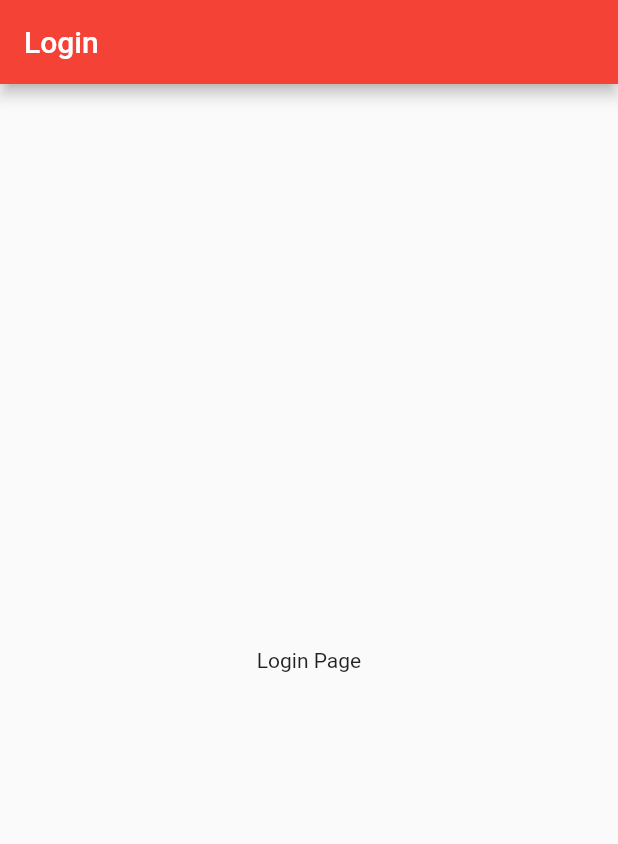
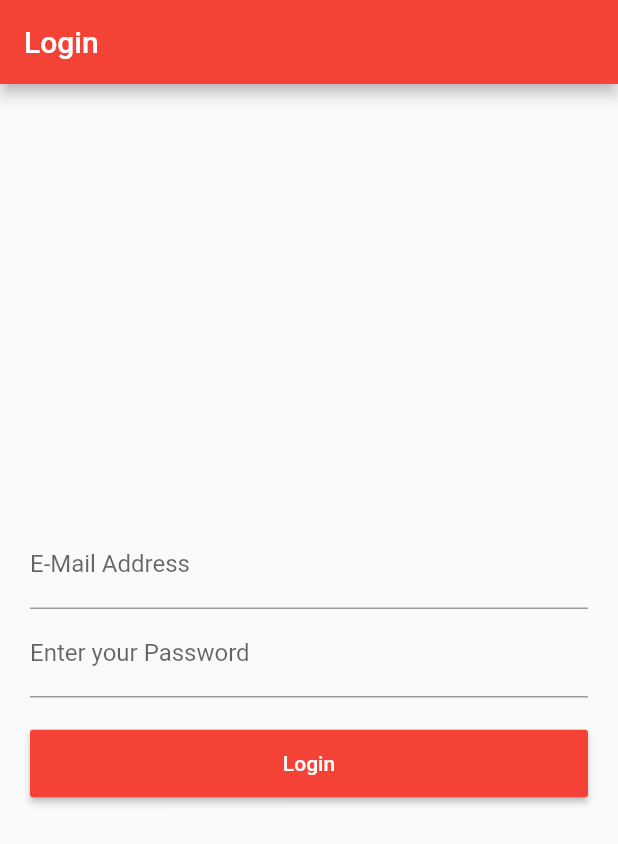
Before and after one commit to aditmodhvadia/simple_flutter_app, a Flutter app: the screen it shows after launch, after a tap on "Go", on a phone screen of 412 x 824 dp. Shown: the top 844 px of the screen. Run offline on Flutter 3.47's test engine with Material 2 defaults, Android fonts, the phone set to English and light mode, and no system bars; missing offline and left inert: validate.

Commit message:
- add design and validations for login page

```diff
--- a/lib/pages/login_page.dart
+++ b/lib/pages/login_page.dart
@@ -1,5 +1,6 @@
 import 'package:flutter/material.dart';
 import 'package:simple_flutter_app/custom_widgets/CustomAppBar.dart';
+import 'package:validate/validate.dart';
 
 class LoginPage extends StatelessWidget {
   @override
@@ -9,7 +10,97 @@ class LoginPage extends StatelessWidget {
         title: 'Login',
         backgroundColor: Colors.red,
       ),
-      body: Center(child: Text('Login Page')),
+      body: _LoginForm(),
     );
   }
 }
+
+class _LoginForm extends StatefulWidget {
+  @override
+  __LoginFormState createState() => __LoginFormState();
+}
+
+class _LoginData {
+  String email = '';
+  String password = '';
+}
+
+class __LoginFormState extends State<_LoginForm> {
+  final GlobalKey<FormState> _formKey = new GlobalKey<FormState>();
+  _LoginData _data = new _LoginData();
+
+  String _validateEmail(String value) {
+    try {
+      Validate.isEmail(value);
+    } catch (e) {
+      return 'The E-mail Address must be a valid email address.';
+    }
+    return null;
+  }
+
+  String _validatePassword(String value) {
+    if (value.length < 8) {
+      return 'The Password must be at least 8 characters.';
+    }
+    return null;
+  }
+
+  void submit() {
+    // First validate form.
+    if (this._formKey.currentState.validate()) {
+      _formKey.currentState.save(); // Save our form now.
+
+      print('Printing the login data.');
+      print('Email: ${_data.email}');
+      print('Password: ${_data.password}');
+    }
+  }
+
+  @override
+  Widget build(BuildContext context) {
+    return Container(
+      padding: EdgeInsets.all(20),
+      child: Form(
+        key: _formKey,
+        child: Center(
+          child: ListView(
+            shrinkWrap: true,
+            children: <Widget>[
+              TextFormField(
+                keyboardType: TextInputType.emailAddress,
+                decoration: InputDecoration(
+                    hintText: 'you@example.com', labelText: 'E-Mail Address'),
+                validator: this._validateEmail,
+                onSaved: (String value) {
+                  this._data.email = value;
+                },
+              ),
+              TextFormField(
+                obscureText: true,
+                decoration: InputDecoration(
+                    hintText: 'Password', labelText: 'Enter your Password'),
+                validator: this._validatePassword,
+                onSaved: (String value) {
+                  this._data.password = value;
+                },
+              ),
+              Container(
+                width: double.infinity,
+                child: MaterialButton(
+                  height: 45,
+                  onPressed: this.submit,
+                  child: Text(
+                    'Login',
+                    style: TextStyle(color: Colors.white),
+                  ),
+                  color: Colors.red,
+                ),
+                margin: EdgeInsets.only(top: 20),
+              )
+            ],
+          ),
+        ),
+      ),
+    );
+  }
+}
--- a/pubspec.yaml
+++ b/pubspec.yaml
@@ -19,6 +19,7 @@ dependencies:
   # The following adds the Cupertino Icons font to your application.
   # Use with the CupertinoIcons class for iOS style icons.
   cupertino_icons: ^0.1.2
+  validate: ^1.7.0
 
 dev_dependencies:
   flutter_test:
```
